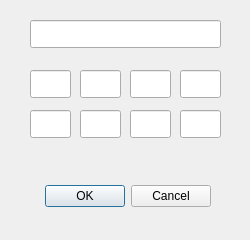
The window that msgdefdialog.ui (RauchendeKanonen/qcanobserver) describes before a commit, drawn with Qt 5.
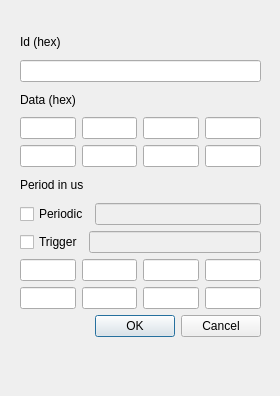
The same window after the commit.

Patch:
```diff
--- a/msgdefdialog.ui
+++ b/msgdefdialog.ui
@@ -6,124 +6,178 @@
    <rect>
     <x>0</x>
     <y>0</y>
-    <width>250</width>
-    <height>240</height>
+    <width>280</width>
+    <height>396</height>
    </rect>
   </property>
   <property name="windowTitle">
    <string>Dialog</string>
   </property>
-  <widget class="QDialogButtonBox" name="buttonBox">
+  <widget class="QWidget" name="verticalLayoutWidget">
    <property name="geometry">
     <rect>
-     <x>40</x>
-     <y>180</y>
-     <width>171</width>
-     <height>32</height>
+     <x>20</x>
+     <y>30</y>
+     <width>241</width>
+     <height>307</height>
     </rect>
    </property>
-   <property name="orientation">
-    <enum>Qt::Horizontal</enum>
-   </property>
-   <property name="standardButtons">
-    <set>QDialogButtonBox::Cancel|QDialogButtonBox::Ok</set>
-   </property>
-  </widget>
-  <widget class="QLineEdit" name="IDlineEdit">
-   <property name="geometry">
-    <rect>
-     <x>30</x>
-     <y>20</y>
-     <width>191</width>
-     <height>28</height>
-    </rect>
-   </property>
-  </widget>
-  <widget class="QLineEdit" name="Byte0">
-   <property name="geometry">
-    <rect>
-     <x>30</x>
-     <y>70</y>
-     <width>41</width>
-     <height>28</height>
-    </rect>
-   </property>
-   <property name="text">
-    <string/>
-   </property>
-  </widget>
-  <widget class="QLineEdit" name="Byte1">
-   <property name="geometry">
-    <rect>
-     <x>80</x>
-     <y>70</y>
-     <width>41</width>
-     <height>28</height>
-    </rect>
-   </property>
-  </widget>
-  <widget class="QLineEdit" name="Byte2">
-   <property name="geometry">
-    <rect>
-     <x>130</x>
-     <y>70</y>
-     <width>41</width>
-     <height>28</height>
-    </rect>
-   </property>
-  </widget>
-  <widget class="QLineEdit" name="Byte3">
-   <property name="geometry">
-    <rect>
-     <x>180</x>
-     <y>70</y>
-     <width>41</width>
-     <height>28</height>
-    </rect>
-   </property>
-  </widget>
-  <widget class="QLineEdit" name="Byte4">
-   <property name="geometry">
-    <rect>
-     <x>30</x>
-     <y>110</y>
-     <width>41</width>
-     <height>28</height>
-    </rect>
-   </property>
-  </widget>
-  <widget class="QLineEdit" name="Byte5">
-   <property name="geometry">
-    <rect>
-     <x>80</x>
-     <y>110</y>
-     <width>41</width>
-     <height>28</height>
-    </rect>
-   </property>
-  </widget>
-  <widget class="QLineEdit" name="Byte6">
-   <property name="geometry">
-    <rect>
-     <x>130</x>
-     <y>110</y>
-     <width>41</width>
-     <height>28</height>
-    </rect>
-   </property>
-  </widget>
-  <widget class="QLineEdit" name="Byte7">
-   <property name="geometry">
-    <rect>
-     <x>180</x>
-     <y>110</y>
-     <width>41</width>
-     <height>28</height>
-    </rect>
-   </property>
-   <property name="text">
-    <string/>
-   </property>
+   <layout class="QVBoxLayout" name="verticalLayout">
+    <item>
+     <widget class="QLabel" name="label">
+      <property name="text">
+       <string>Id (hex)</string>
+      </property>
+     </widget>
+    </item>
+    <item>
+     <widget class="QLineEdit" name="IDlineEdit"/>
+    </item>
+    <item>
+     <widget class="QLabel" name="label_2">
+      <property name="text">
+       <string>Data (hex)</string>
+      </property>
+     </widget>
+    </item>
+    <item>
+     <layout class="QHBoxLayout" name="horizontalLayout_2">
+      <item>
+       <widget class="QLineEdit" name="Byte0">
+        <property name="text">
+         <string/>
+        </property>
+       </widget>
+      </item>
+      <item>
+       <widget class="QLineEdit" name="Byte1"/>
+      </item>
+      <item>
+       <widget class="QLineEdit" name="Byte2"/>
+      </item>
+      <item>
+       <widget class="QLineEdit" name="Byte3"/>
+      </item>
+     </layout>
+    </item>
+    <item>
+     <layout class="QHBoxLayout" name="horizontalLayout">
+      <item>
+       <widget class="QLineEdit" name="Byte4"/>
+      </item>
+      <item>
+       <widget class="QLineEdit" name="Byte5"/>
+      </item>
+      <item>
+       <widget class="QLineEdit" name="Byte6"/>
+      </item>
+      <item>
+       <widget class="QLineEdit" name="Byte7">
+        <property name="text">
+         <string/>
+        </property>
+       </widget>
+      </item>
+     </layout>
+    </item>
+    <item>
+     <widget class="QLabel" name="label_3">
+      <property name="text">
+       <string>Period in us</string>
+      </property>
+     </widget>
+    </item>
+    <item>
+     <layout class="QHBoxLayout" name="horizontalLayout_3">
+      <item>
+       <widget class="QCheckBox" name="checkBox">
+        <property name="text">
+         <string>Periodic</string>
+        </property>
+       </widget>
+      </item>
+      <item>
+       <widget class="QLineEdit" name="period">
+        <property name="enabled">
+         <bool>false</bool>
+        </property>
+       </widget>
+      </item>
+     </layout>
+    </item>
+    <item>
+     <layout class="QVBoxLayout" name="verticalLayout_3">
+      <item>
+       <layout class="QHBoxLayout" name="horizontalLayout_6">
+        <item>
+         <widget class="QCheckBox" name="checkBoxTrigger">
+          <property name="text">
+           <string>Trigger</string>
+          </property>
+         </widget>
+        </item>
+        <item>
+         <widget class="QLineEdit" name="TriggerId">
+          <property name="enabled">
+           <bool>false</bool>
+          </property>
+         </widget>
+        </item>
+       </layout>
+      </item>
+      <item>
+       <layout class="QHBoxLayout" name="horizontalLayout_4">
+        <item>
+         <widget class="QLineEdit" name="Byte0_2">
+          <property name="text">
+           <string/>
+          </property>
+         </widget>
+        </item>
+        <item>
+         <widget class="QLineEdit" name="Byte1_2"/>
+        </item>
+        <item>
+         <widget class="QLineEdit" name="Byte2_2"/>
+        </item>
+        <item>
+         <widget class="QLineEdit" name="Byte3_2"/>
+        </item>
+       </layout>
+      </item>
+      <item>
+       <layout class="QHBoxLayout" name="horizontalLayout_5">
+        <item>
+         <widget class="QLineEdit" name="Byte4_2"/>
+        </item>
+        <item>
+         <widget class="QLineEdit" name="Byte5_2"/>
+        </item>
+        <item>
+         <widget class="QLineEdit" name="Byte6_2"/>
+        </item>
+        <item>
+         <widget class="QLineEdit" name="Byte7_2">
+          <property name="text">
+           <string/>
+          </property>
+         </widget>
+        </item>
+       </layout>
+      </item>
+     </layout>
+    </item>
+    <item>
+     <widget class="QDialogButtonBox" name="buttonBox">
+      <property name="orientation">
+       <enum>Qt::Horizontal</enum>
+      </property>
+      <property name="standardButtons">
+       <set>QDialogButtonBox::Cancel|QDialogButtonBox::Ok</set>
+      </property>
+     </widget>
+    </item>
+   </layout>
   </widget>
  </widget>
  <resources/>
```
